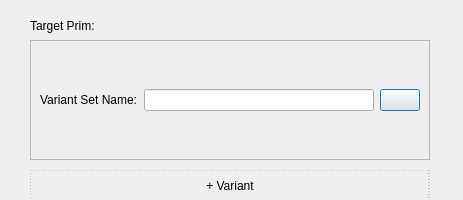
Before: the Qt Designer form src/gui.ui in nMDaas/USD_Switchboard, drawn with Qt 5.
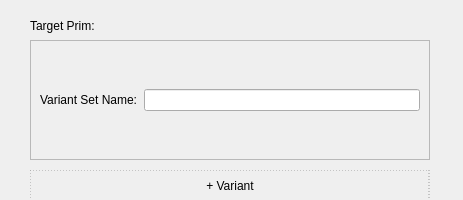
After: the same form once the commit is applied.

Commit message: Able to cleanly add new variant row entries in UI where icon click handled separately

Patch:
```diff
--- a/src/gui.ui
+++ b/src/gui.ui
@@ -49,13 +49,6 @@
                     <item row="0" column="1">
                         <widget class="QLineEdit" name="vs_name_input"></widget>
                     </item>
-                    <item row="0" column="2">
-                        <widget class="QPushButton" name="select_button">
-                            <property name="text">
-                                <string></string>
-                            </property>
-                        </widget>
-                    </item>
                     
                     </layout>
             </widget>
```
The commit also changes 2 other files.
